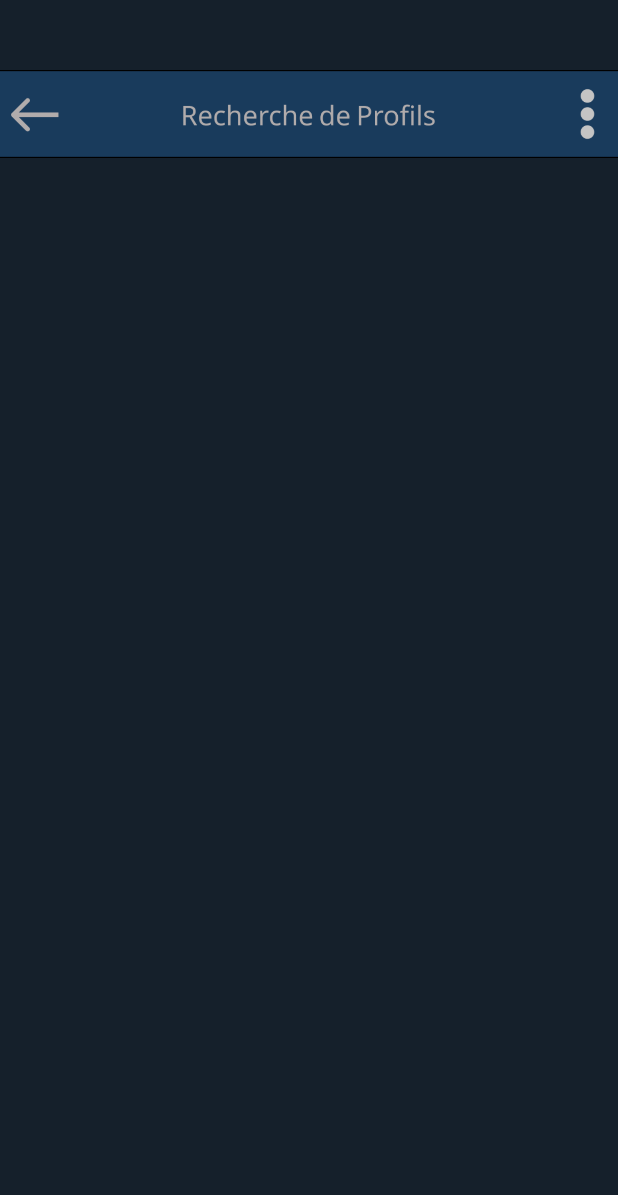
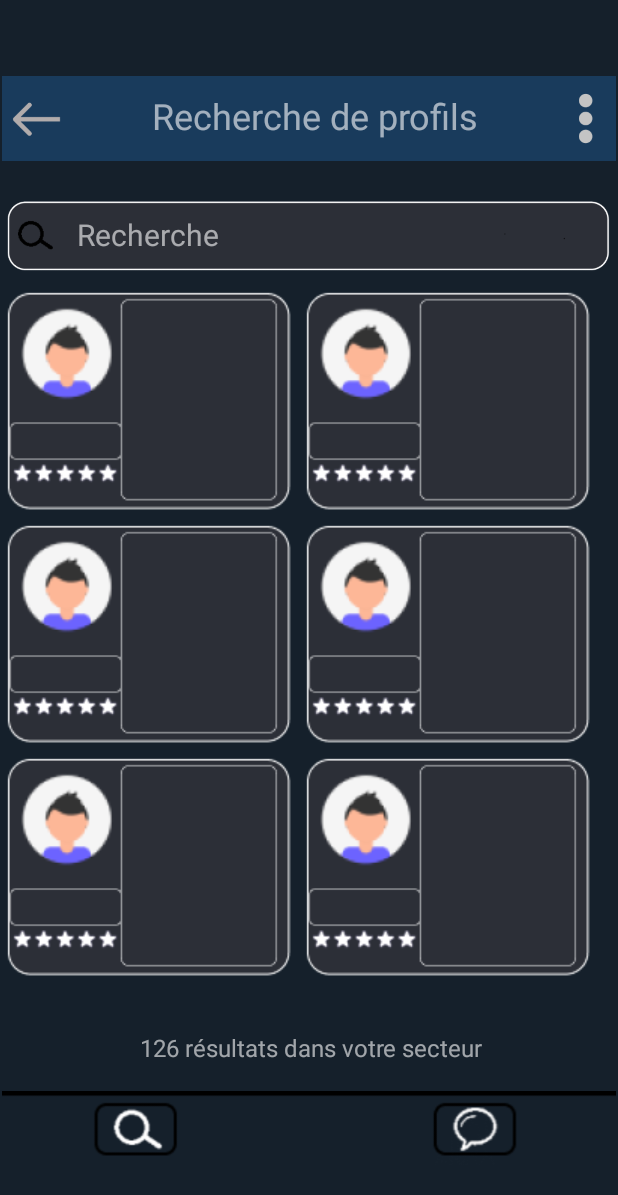
Before and after one commit to Mat0108/Project-Android, an Android app: the layout recherche.xml on its own in the app's theme, with its tools: preview values and no code run, on a phone screen of 412 x 824 dp. Shown: the top 1195 px of the screen. Run offline under Robolectric (Android 15) with nearby library versions, the phone set to English and light mode, and no system bars.

Commit message:
Recheche.xml

```diff
--- a/ProjectAndroid/app/src/main/java/com/example/projectandroid/MainActivity.java
+++ b/ProjectAndroid/app/src/main/java/com/example/projectandroid/MainActivity.java
@@ -9,6 +9,6 @@ public class MainActivity extends AppCompatActivity {
     @Override
     protected void onCreate(Bundle savedInstanceState) {
         super.onCreate(savedInstanceState);
-        setContentView(R.layout.activity_main);
+        setContentView(R.layout.recherche);
     }
 }
--- a/ProjectAndroid/app/src/main/res/drawable/rectangle1.xml
+++ /dev/null
@@ -1,25 +0,0 @@
-<?xml version="1.0" encoding="utf-8"?>
-<selector xmlns:android="http://schemas.android.com/apk/res/android">
-    <!-- drawable/component_4.xml -->
-    <vector
-        xmlns:android="http://schemas.android.com/apk/res/android"
-        xmlns:aapt="http://schemas.android.com/aapt"
-        android:width="405dp"
-        android:height="45dp"
-        android:viewportWidth="405"
-        android:viewportHeight="45"
-        >
-
-        <group>
-
-            <clip-path
-                android:pathData="M0 0H405V45H0V0Z"
-                />
-
-        </group>
-
-    </vector>
-
-
-
-</selector>
--- a/ProjectAndroid/app/src/main/res/layout/recherche.xml
+++ b/ProjectAndroid/app/src/main/res/layout/recherche.xml
@@ -4,30 +4,162 @@
     xmlns:tools="http://schemas.android.com/tools"
     android:layout_width="match_parent"
     android:layout_height="match_parent"
-    android:background="@color/FONT"
-    >
+    android:background="@color/FONT">
 
-    <!-- Component 4 -->
     <RelativeLayout
-        android:id="@+id/component_4"
-        android:layout_width="250dp"
-        android:layout_height="50dp"
+        android:id="@+id/RelativeLayout"
+        android:layout_width="409dp"
+        android:layout_height="729dp"
+        app:layout_constraintBottom_toBottomOf="parent"
+        app:layout_constraintEnd_toEndOf="parent"
+        app:layout_constraintStart_toStartOf="parent"
+        app:layout_constraintTop_toTopOf="parent">
 
-        android:layout_alignParentLeft="true"
-        android:layout_alignParentTop="true"
-        android:layout_alignParentRight="true"
-        android:layout_alignParentBottom="true"
-        android:background="@drawable/rectangle1"
-        tools:layout_editor_absoluteX="80dp"
-        tools:layout_editor_absoluteY="52dp" />
+        <ImageView
+            android:id="@+id/Recherche"
+            android:layout_width="wrap_content"
+            android:layout_height="wrap_content"
+            android:contentDescription="recherche"
+            android:translationY="40dp"
+            app:srcCompat="@drawable/recherche" />
 
-    <ImageView
-        android:id="@+id/imageView"
-        android:layout_width="wrap_content"
-        android:layout_height="wrap_content"
-        app:srcCompat="@drawable/barre"
-        tools:layout_editor_absoluteX="0dp"
-        tools:layout_editor_absoluteY="-50dp" />
+        <TextView
+            android:id="@+id/RechercheText"
+            android:layout_width="277dp"
+            android:layout_height="38dp"
+            android:text="Recherche"
+            android:textColor="@color/TEXT"
+            android:textSize="20sp"
+            android:translationX="50dp"
+            android:translationY="95dp" />
 
+        <ImageView
+            android:id="@+id/MenuBas"
+            android:layout_width="wrap_content"
+            android:layout_height="wrap_content"
+            android:contentDescription="MenuBas"
+            android:translationY="680dp"
+            app:srcCompat="@drawable/menubas" />
 
+        <ImageView
+            android:id="@+id/MenuHaut"
+            android:layout_width="match_parent"
+            android:layout_height="63dp"
+            android:contentDescription="menuHaut"
+            app:srcCompat="@drawable/menuhaut" />
+
+        <TextView
+            android:id="@+id/MenuHautText"
+            android:layout_width="wrap_content"
+            android:layout_height="wrap_content"
+            android:text="Recherche de profils"
+            android:textColor="@color/TEXT"
+            android:textSize="24sp"
+            android:translationX="100dp"
+            android:translationY="13dp" />
+
+        <com.google.android.material.floatingactionbutton.FloatingActionButton
+            android:id="@+id/MenuHautButton"
+            android:layout_width="wrap_content"
+            android:layout_height="wrap_content"
+            android:clickable="true"
+            android:contentDescription="MenuHautButton"
+            android:focusable="auto"
+            android:translationY="5dp"
+            android:visibility="invisible"
+            app:srcCompat="@drawable/ic_launcher_background" />
+
+        <com.google.android.material.floatingactionbutton.FloatingActionButton
+            android:id="@+id/BoutonMessagerie"
+            android:layout_width="wrap_content"
+            android:layout_height="wrap_content"
+            android:clickable="true"
+            android:contentDescription="BoutonMessagerie"
+            android:translationX="280dp"
+            android:translationY="680dp"
+            android:visibility="invisible"
+            app:srcCompat="@drawable/ic_launcher_background" />
+
+        <TextView
+            android:id="@+id/ResultText"
+            android:layout_width="252dp"
+            android:layout_height="wrap_content"
+            android:text="126 résultats dans votre secteur"
+            android:textAlignment="center"
+            android:textColor="@color/TEXT"
+            android:textSize="16sp"
+            android:translationX="80dp"
+            android:translationY="640dp" />
+
+        <ScrollView
+            android:id="@+id/ResultScroll"
+            android:layout_width="match_parent"
+            android:layout_height="wrap_content"
+            android:translationY="140dp">
+
+            <LinearLayout
+                android:layout_width="match_parent"
+                android:layout_height="wrap_content"
+                android:orientation="vertical">
+
+                <LinearLayout
+                    android:layout_width="match_parent"
+                    android:layout_height="match_parent">
+
+                    <ImageView
+                        android:id="@+id/result0"
+                        android:layout_width="wrap_content"
+                        android:layout_height="wrap_content"
+                        android:contentDescription="result image"
+                        app:srcCompat="@drawable/result" />
+
+                    <ImageView
+                        android:id="@+id/result1"
+                        android:layout_width="wrap_content"
+                        android:layout_height="match_parent"
+                        android:contentDescription="result image"
+                        app:srcCompat="@drawable/result" />
+                </LinearLayout>
+
+                <LinearLayout
+                    android:layout_width="match_parent"
+                    android:layout_height="match_parent">
+
+                    <ImageView
+                        android:id="@+id/result2"
+                        android:layout_width="wrap_content"
+                        android:layout_height="wrap_content"
+                        android:contentDescription="result image"
+                        app:srcCompat="@drawable/result" />
+
+                    <ImageView
+                        android:id="@+id/result3"
+                        android:layout_width="wrap_content"
+                        android:layout_height="match_parent"
+                        android:contentDescription="result image"
+                        app:srcCompat="@drawable/result" />
+                </LinearLayout>
+
+                <LinearLayout
+                    android:layout_width="match_parent"
+                    android:layout_height="match_parent">
+
+                    <ImageView
+                        android:id="@+id/result4"
+                        android:layout_width="wrap_content"
+                        android:layout_height="wrap_content"
+                        android:contentDescription="result image"
+                        app:srcCompat="@drawable/result" />
+
+                    <ImageView
+                        android:id="@+id/result5"
+                        android:layout_width="wrap_content"
+                        android:layout_height="match_parent"
+                        android:contentDescription="result image"
+                        app:srcCompat="@drawable/result" />
+                </LinearLayout>
+            </LinearLayout>
+        </ScrollView>
+
+    </RelativeLayout>
 </androidx.constraintlayout.widget.ConstraintLayout>
--- /dev/null
+++ b/ProjectAndroid/app/src/main/res/values-night/styles.xml
@@ -0,0 +1,7 @@
+<resources>
+
+    <style name="Widget.Theme.ProjectAndroid.MyView" parent="">
+        <item name="android:background">@color/gray_600</item>
+        <item name="exampleColor">@color/light_blue_600</item>
+    </style>
+</resources>
--- a/ProjectAndroid/app/src/main/res/values/colors.xml
+++ b/ProjectAndroid/app/src/main/res/values/colors.xml
@@ -4,6 +4,7 @@
     <color name="CHAMP">#6539383D</color>   <!-- #11333333 11 transparant 33 color-->
     <color name="BOUTON">#4041477D</color>
     <color name="BARRE">#FF193B5C</color>
+    <color name="TEXT">#99FFFFFF</color>
     <color name="purple_200">#FFBB86FC</color>
     <color name="purple_500">#FF6200EE</color>
     <color name="purple_700">#FF3700B3</color>
@@ -11,4 +12,8 @@
     <color name="teal_700">#FF018786</color>
     <color name="black">#FF000000</color>
     <color name="white">#FFFFFFFF</color>
+    <color name="light_blue_400">#FF29B6F6</color>
+    <color name="light_blue_600">#FF039BE5</color>
+    <color name="gray_400">#FFBDBDBD</color>
+    <color name="gray_600">#FF757575</color>
 </resources>
```
Also changed, not shown: ProjectAndroid/app/src/main/res/drawable/barre.PNG (deleted), ProjectAndroid/app/src/main/res/drawable/menubas.PNG (added), ProjectAndroid/app/src/main/res/drawable/menuhaut.PNG (added), ProjectAndroid/app/src/main/res/drawable/recherche.PNG (added), ProjectAndroid/app/src/main/res/drawable/result.PNG (added), 5 other files.
